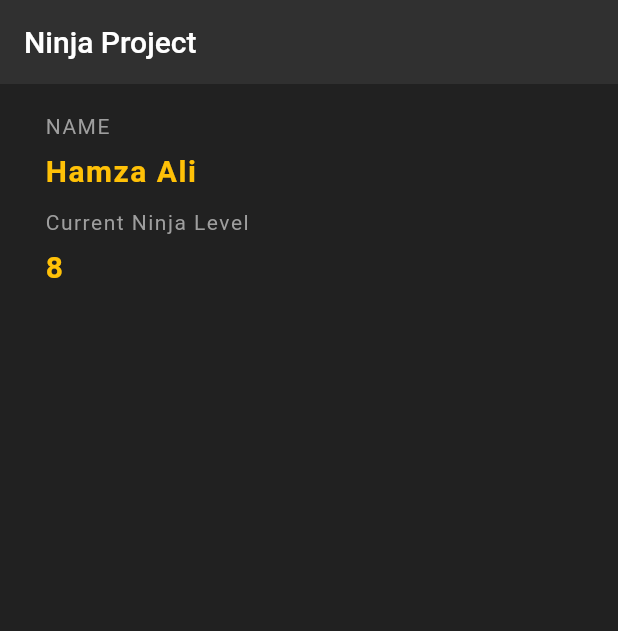
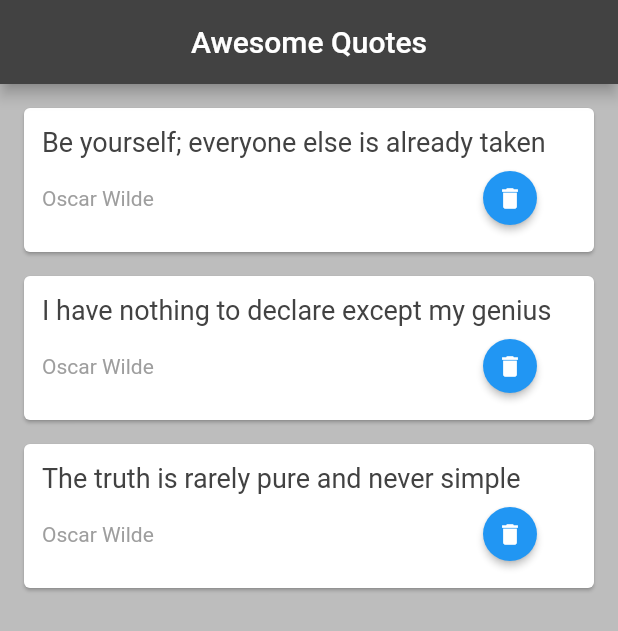
Before and after one commit to HamzaAliUpgenics/ninja_project, a Flutter app: the screen it shows after launch, on a phone screen of 412 x 824 dp. Shown: the top 631 px of the screen. Run offline on Flutter 3.47's test engine with Material 2 defaults, Android fonts, the phone set to English and light mode, and no system bars.

Commit message:
simple quotation app page done with delete function and mext world time app is starting to work fun

```diff
--- /dev/null
+++ b/lib/QuotationApp/Quote.dart
@@ -0,0 +1,25 @@
+class Quote {
+
+  String text;
+  String author;
+
+  //  normal constructor, as we've already seen
+
+  //  Quote(String author, String text){
+  //    this.text = text;
+  //    this.author = author;
+  //  }
+
+  //  constructor with named parameters
+
+  //  Quote({ String author, String text }){
+  //    this.text = text;
+  //    this.author = author;
+  //  }
+
+  // constructor with named parameters
+  // & automatically assigns named arguments to class properties
+
+  Quote({ this.text, this.author });
+
+}
--- /dev/null
+++ b/lib/QuotationApp/QuoteCard.dart
@@ -0,0 +1,79 @@
+import 'package:flutter/material.dart';
+import 'Quote.dart';
+
+class QuoteCard extends StatelessWidget {
+
+  final Quote quote;
+  final Function delete;
+  QuoteCard({ this.quote ,this.delete });
+
+  @override
+  Widget build(BuildContext context) {
+    return Card(
+        margin: const EdgeInsets.fromLTRB(16.0, 16.0, 16.0, 0),
+        child: Padding(
+          padding: const EdgeInsets.all(12.0),
+          child: Column(
+            crossAxisAlignment: CrossAxisAlignment.stretch,
+            children: <Widget>[
+              Text(
+                quote.text,
+                style: TextStyle(
+                  fontSize: 18.0,
+                  color: Colors.grey[800],
+                ),
+              ),
+              SizedBox(height: 3.0),
+              Row(
+                mainAxisAlignment: MainAxisAlignment.spaceBetween,
+                children: [
+                 Text(
+                   quote.author,
+                   style: TextStyle(
+                     fontSize: 14.0,
+                     color: Colors.grey[500],
+                   ),
+                 ),
+                 SizedBox(height: 4.0),
+                  MaterialButton(
+                    onPressed: delete,
+                    color: Colors.blue,
+                    textColor: Colors.white,
+                    child: Icon(
+                      Icons.delete,
+                      size: 18,
+                    ),
+                    shape: CircleBorder(),
+                  )
+
+                  // ClipOval(
+                  //   child: Material(
+                  //     color: Colors.blue, // button color
+                  //     child: InkWell(
+                  //       splashColor: Colors.red, // inkwell color
+                  //       child:
+                  //       SizedBox(width: 35, height: 35, child: Icon(Icons.delete)),
+                  //       onTap: () {},
+                  //     ),
+                  //   ),
+                  // )
+                  // CircleAvatar(
+                  //   backgroundColor: Colors.blue,
+                  //   radius: 15,
+                  //   child: IconButton(
+                  //     padding: EdgeInsets.zero,
+                  //     icon: Icon(Icons.remove),
+                  //     color: Colors.white,
+                  //     onPressed: () {},
+                  //   ),
+                  // ),
+
+               ],
+              ),
+
+            ],
+          ),
+        )
+    );
+  }
+}
--- a/lib/main.dart
+++ b/lib/main.dart
@@ -1,60 +1,47 @@
-import 'package:flutter/cupertino.dart';
 import 'package:flutter/material.dart';
+import 'QuotationApp/Quote.dart';
+import 'QuotationApp/QuoteCard.dart';
 
-void main() {
-  runApp(MaterialApp(
-    home: NinJa_Project(),
-  ));
+void main() =>
+    runApp(MaterialApp(
+        home: QuoteList()
+    ));
+
+class QuoteList extends StatefulWidget {
+  @override
+  _QuoteListState createState() => _QuoteListState();
 }
 
-class NinJa_Project extends StatelessWidget {
+class _QuoteListState extends State<QuoteList> {
+
+  List<Quote> quotes = [
+    Quote(author: 'Oscar Wilde',
+        text: 'Be yourself; everyone else is already taken'),
+    Quote(author: 'Oscar Wilde',
+        text: 'I have nothing to declare except my genius'),
+    Quote(author: 'Oscar Wilde',
+        text: 'The truth is rarely pure and never simple')
+  ];
+
   @override
   Widget build(BuildContext context) {
-    // TODO: implement build
     return Scaffold(
-        backgroundColor: Colors.grey[900],
-        appBar: AppBar(
-          backgroundColor: Colors.grey[850],
-          elevation: 0.0,
-          title: Text(
-            'Ninja Project',
-            style: TextStyle(color: Colors.white),
-          ),
-        ),
-        body: Padding(
-          padding: EdgeInsets.fromLTRB(30.0, 20.0, 30.0, 5.0),
-          child: Column(
-            crossAxisAlignment: CrossAxisAlignment.start,
-            children: [
-              Text(
-                'NAME',
-                style: TextStyle(letterSpacing: 1.0, color: Colors.grey),
-              ),
-              SizedBox(height: 10.0),
-              Text(
-                'Hamza Ali',
-                style: TextStyle(
-                    letterSpacing: 1.0,
-                    fontSize: 20.0,
-                    fontWeight: FontWeight.bold,
-                    color: Colors.amber[500]),
-              ),
-              SizedBox(height: 15.0),
-              Text(
-                'Current Ninja Level',
-                style: TextStyle(letterSpacing: 1.0, color: Colors.grey),
-              ),
-              SizedBox(height: 10.0),
-              Text(
-                '8',
-                style: TextStyle(
-                    letterSpacing: 1.0,
-                    fontSize: 20.0,
-                    fontWeight: FontWeight.bold,
-                    color: Colors.amber[500]),
-              ),
-            ],
-          ),
-        ));
+      backgroundColor: Colors.grey[400],
+      appBar: AppBar(
+        title: Text('Awesome Quotes'),
+        centerTitle: true,
+        backgroundColor: Colors.grey[800],
+      ),
+      body:
+      Column(
+          children: quotes.map((quote) =>
+              QuoteCard(
+                  quote: quote,
+                  delete: (){
+          setState(() {
+          quotes.remove(quote);
+          });
+          })).toList(),
+    ),);
   }
 }
```
Also changed, not shown: lib/PagesApp/ChooseLocation.dart (added), lib/PagesApp/Home.dart (added), lib/PagesApp/SplashPage.dart (added), 1 other file.
